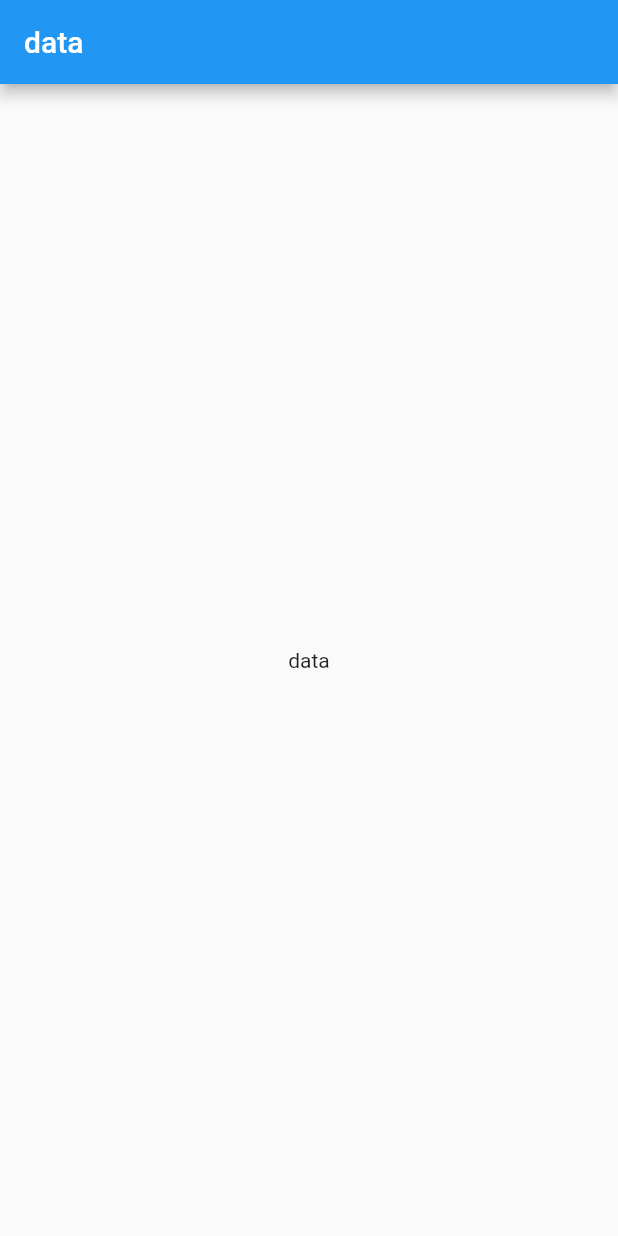
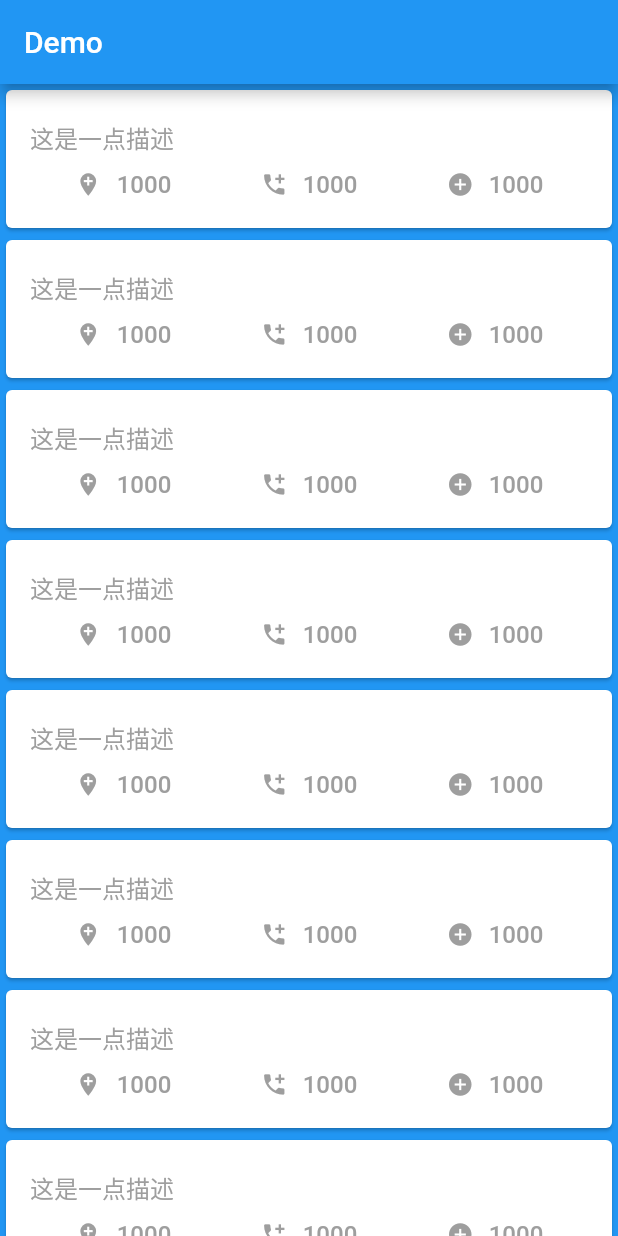
Before and after one commit to liuxwdz/myFirstFlutter, a Flutter app: the screen it shows after launch, on a phone screen of 412 x 824 dp. Run offline on Flutter 3.47's test engine with Material 2 defaults, Android fonts, the phone set to English and light mode, and no system bars.

```diff
--- /dev/null
+++ b/flutter_app/lib/cardItem.dart
@@ -0,0 +1,70 @@
+import 'package:flutter/material.dart';
+
+class MyCard extends StatelessWidget {
+  @override
+  Widget build(BuildContext context) {
+    // TODO: implement build
+    return Container(
+      height: 100.0,
+      child: Card(
+        child: FlatButton(
+            onPressed: () {},
+            child: Padding(
+              padding: EdgeInsets.fromLTRB(0.0, 10.0, 0.0, 10.0),
+              child: Column(
+                mainAxisSize: MainAxisSize.max,
+                mainAxisAlignment: MainAxisAlignment.center,
+                children: <Widget>[
+                  Container(
+                    alignment: Alignment.topLeft,
+                    child: Text(
+                      "这是一点描述",
+                      style: TextStyle(fontSize: 16.0, color: Colors.grey),
+                      maxLines: 1,
+                      overflow: TextOverflow.ellipsis,
+                    ),
+                  ),
+                  Padding(padding: EdgeInsets.all(5.0)),
+                  Row(
+                    mainAxisSize: MainAxisSize.min,
+                    crossAxisAlignment: CrossAxisAlignment.center,
+                    children: <Widget>[
+                      _getItem(Icons.add_location, "1000"),
+                      _getItem(Icons.add_call, "1000"),
+                      _getItem(Icons.add_circle, "1000"),
+                    ],
+                  )
+                ],
+              ),
+            )),
+      ),
+    );
+  }
+}
+
+Widget _getItem(IconData icon, String text) {
+  return Expanded(
+    child: Center(
+      child: Row(
+        mainAxisSize: MainAxisSize.max,
+        crossAxisAlignment: CrossAxisAlignment.center,
+        mainAxisAlignment: MainAxisAlignment.center,
+        children: <Widget>[
+          Icon(
+            icon,
+            color: Colors.grey,
+            size: 18.0,
+          ),
+          Padding(padding: EdgeInsets.only(left: 10.0)),
+          Text(
+            text,
+            style: TextStyle(fontSize: 16.0, color: Colors.grey),
+            maxLines: 1,
+            overflow: TextOverflow.ellipsis,
+          )
+        ],
+      ),
+    ),
+    flex: 1,
+  );
+}
--- a/flutter_app/lib/main.dart
+++ b/flutter_app/lib/main.dart
@@ -1,21 +1,35 @@
 import 'package:flutter/material.dart';
+import 'cardItem.dart';
 
 void main() => runApp(MyApp());
 
 class MyApp extends StatelessWidget {
-  // This widget is the root of your application.
   @override
   Widget build(BuildContext context) {
     return MaterialApp(
-    theme: ThemeData.light(),
-      home: Scaffold(
-        appBar: AppBar(
-          title: Text("data"),
-        ),
-        body: Center(
-          child: Text("data"),
-        ),
-      ),
-    );
+        theme: ThemeData(primaryColor: Colors.blue),
+        home: MyHomeDemo());
   }
 }
+
+class MyHomeDemo extends StatefulWidget {
+  @override
+  State<StatefulWidget> createState() => HomeDemoState();
+}
+
+class HomeDemoState extends State<MyHomeDemo> {
+  @override
+  Widget build(BuildContext context) {
+    return Scaffold(
+        appBar: AppBar(
+          title: Text("Demo"),
+        ),
+        backgroundColor: Colors.blue,
+        body: ListView.builder(
+          itemBuilder: (context, index) {
+            return MyCard();
+          },
+          itemCount: 10,
+        ));
+  }
+}
```
